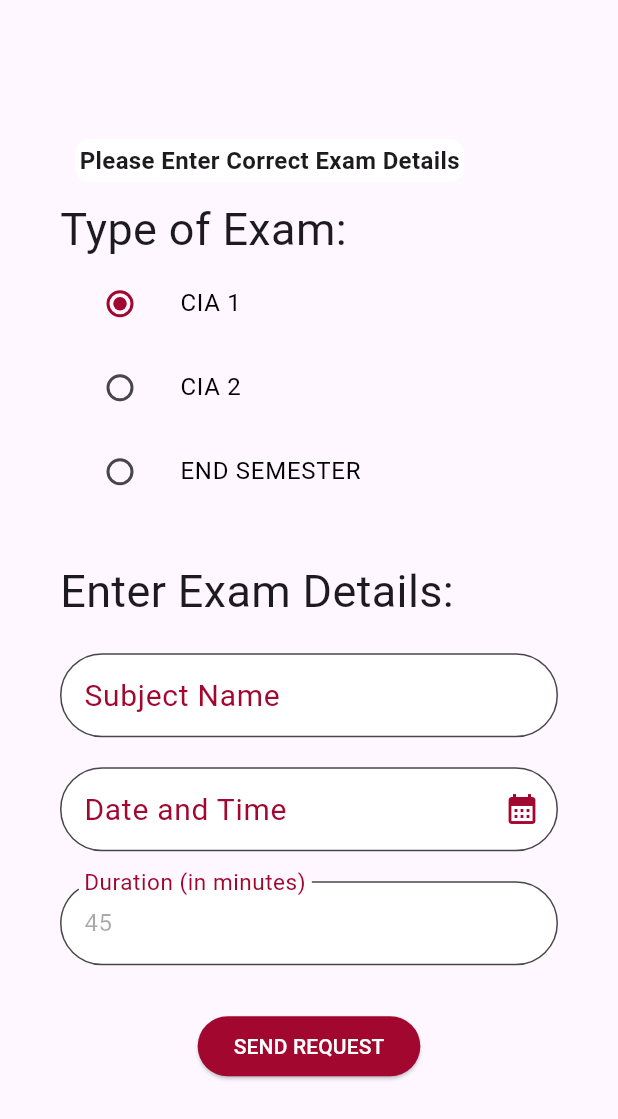
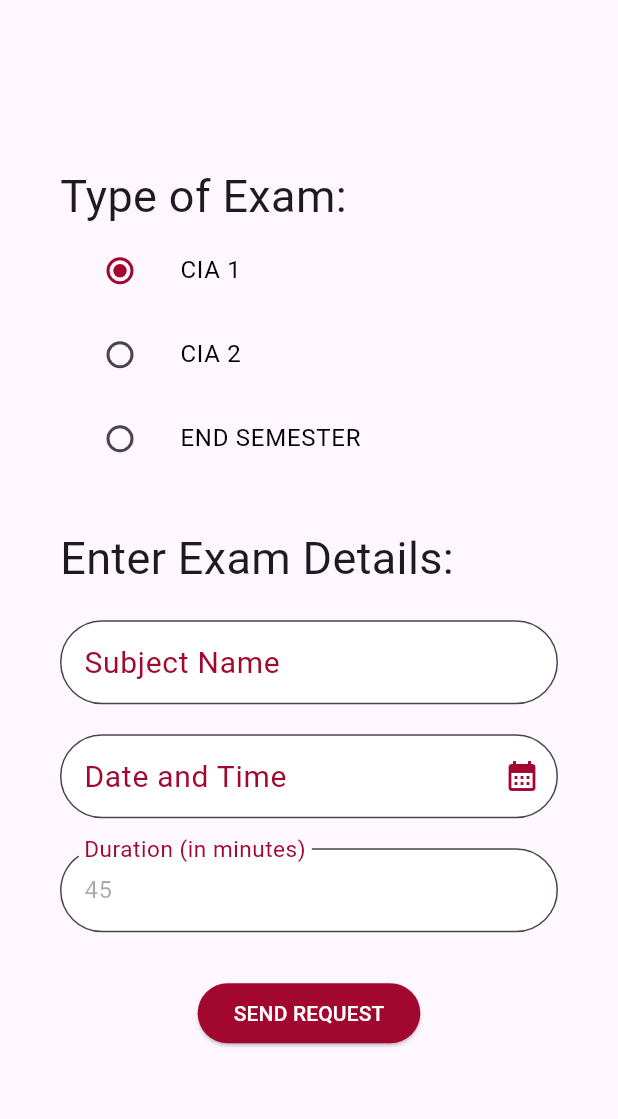
Before and after one commit to Jerry-britto/Inscribe, a Flutter app: the FindScribe widget shown alone on an empty page, opened directly, on a phone screen of 412 x 824 dp. Shown: the top 1119 px of the screen. Run offline on Flutter 3.47's test engine with Material 3 defaults, Android fonts, the light colour scheme and no system bars; drawn by our look-alikes of date_field; our stand-ins replace cloud_firestore, firebase_auth, firebase_core, firebase_storage, image_picker; accounts and stored records are empty.

Commit message:
fixed bugs for details and find scribe page

```diff
--- a/main/lib/screens/details_pages/swd_details.dart
+++ b/main/lib/screens/details_pages/swd_details.dart
@@ -467,6 +467,9 @@ class _DetailsFormState extends State<DetailsForm> {
                                                     source: ImageSource.camera);
                                             if (file == null) {
                                               print("No file found ");
+                                              setState(() {
+                                                uploadStatus = false;
+                                              });
                                               // ScaffoldMessenger.of(context).showSnackBar(const SnackBar(content: Text("Kindly upload a photo")));
                                               return;
                                             }
@@ -546,6 +549,9 @@ class _DetailsFormState extends State<DetailsForm> {
                                                         ImageSource.gallery);
                                             if (file == null) {
                                               print("No file found ");
+                                              setState(() {
+                                                uploadStatus = false;
+                                              });
                                               // ScaffoldMessenger.of(context).showSnackBar(const SnackBar(content: Text("Kindly upload a photo")));
                                               return;
                                             }
--- a/main/lib/screens/home/swd/swd_findScribe.dart
+++ b/main/lib/screens/home/swd/swd_findScribe.dart
@@ -58,29 +58,7 @@ class _FindScribeState extends State<FindScribe> {
                       child: Column(
                         crossAxisAlignment: CrossAxisAlignment.start,
                         children: [
-                          Padding(
-                            padding: const EdgeInsets.all(10),
-                            child: Container(
-                              decoration: BoxDecoration(
-                                color: Colors.white,
-                                borderRadius: BorderRadius.circular(10),
-                              ),
-                              child: const Padding(
-                                padding: EdgeInsets.all(3),
-                                child: Column(
-                                  crossAxisAlignment: CrossAxisAlignment.center,
-                                  children: [
-                                    Text(
-                                      "Please Enter Correct Exam Details",
-                                      style: TextStyle(
-                                          fontSize: 16,
-                                          fontWeight: FontWeight.bold),
-                                    ),
-                                  ],
-                                ),
-                              ),
-                            ),
-                          ),
+                          const SizedBox(height: 5,),
                           Column(
                             crossAxisAlignment: CrossAxisAlignment.start,
                             children: [
```
Also changed, not shown: main/lib/screens/details_pages/scribe_details.dart (+22 -15 lines).
